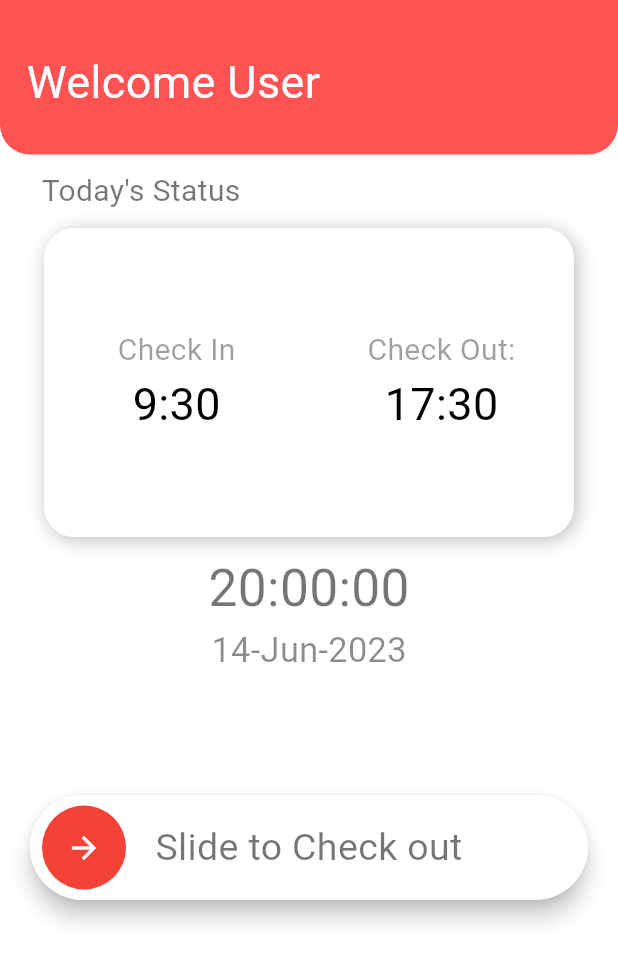
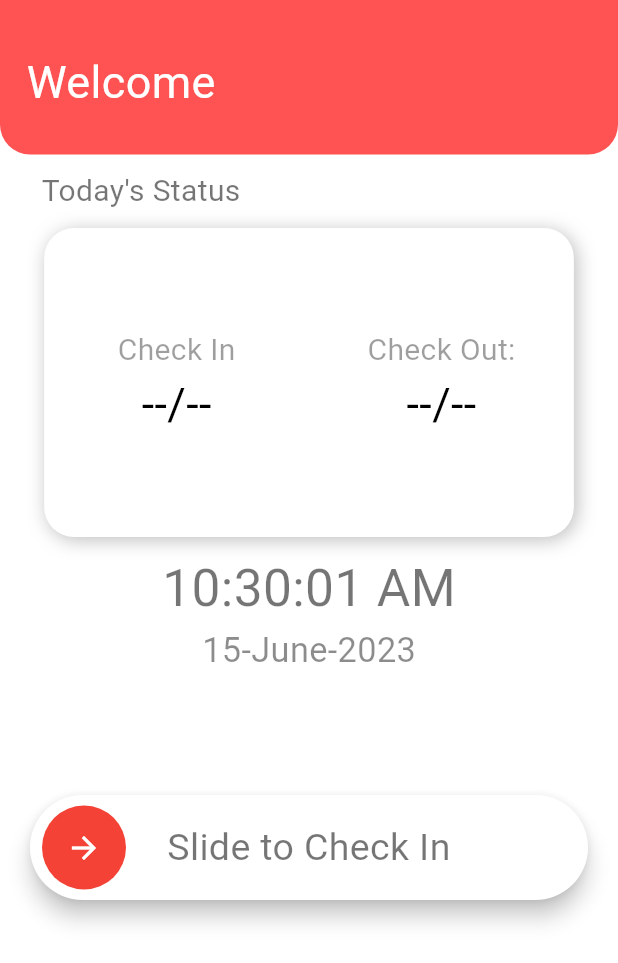
Before and after one commit to Ketan-Goyal/Attendance_marker, a Flutter app: the TodayScreen screen opened directly, on a phone screen of 412 x 824 dp. Shown: the top 963 px of the screen. Run offline on Flutter 3.47's test engine with Material 2 defaults, Android fonts, the phone set to English and light mode, and no system bars; drawn by our look-alikes of slide_to_act; our stand-ins replace cloud_firestore, firebase_auth, firebase_core, shared_preferences; accounts and stored records are empty; Roboto replaces fonts that are missing (TrojanPro_Bold.ttf).

Commit message:
att_back1

```diff
--- a/lib/main.dart
+++ b/lib/main.dart
@@ -1,9 +1,11 @@
+import 'package:attandance_marker/models/user_model.dart';
 import 'package:attandance_marker/screens/att_page.dart';
 import 'package:attandance_marker/screens/auth/login_screen.dart';
 import 'package:attandance_marker/screens/home/home_screen.dart';
 import 'package:attandance_marker/screens/home/today.dart';
 import 'package:attandance_marker/screens/mobile_screen.dart';
 import 'package:attandance_marker/screens/web_screen.dart';
+import 'package:firebase_auth/firebase_auth.dart';
 import 'package:firebase_core/firebase_core.dart';
 import 'package:flutter/material.dart';
 import 'package:shared_preferences/shared_preferences.dart';
@@ -64,6 +66,7 @@ class _AuthCheckState extends State<AuthCheck> {
     try {
       if (sharedPreferences.getString('employeeId') != null) {
         setState(() {
+          UserModel.uid = sharedPreferences.getString('employeeId')!;
           userAvailable = true;
         });
       }
--- a/lib/screens/home/today.dart
+++ b/lib/screens/home/today.dart
@@ -1,6 +1,8 @@
+import 'package:attandance_marker/models/user_model.dart';
+import 'package:cloud_firestore/cloud_firestore.dart';
 import 'package:flutter/material.dart';
+import 'package:intl/intl.dart';
 import 'package:slide_to_act/slide_to_act.dart';
-
 
 class TodayScreen extends StatefulWidget {
   const TodayScreen({super.key});
@@ -9,11 +11,45 @@ class TodayScreen extends StatefulWidget {
 }
 
 class _TodayScreenState extends State<TodayScreen> {
+  String Checkin = "--/--";
+  String Checkout = "--/--";
+
+  @override
+  void initState() {
+    super.initState();
+    _getRecord();
+  }
+
+  void _getRecord() async {
+    try {
+      QuerySnapshot snap = await FirebaseFirestore.instance
+          .collection("users")
+          .where('ID', isEqualTo: UserModel.uid)
+          .get();
+
+      DocumentSnapshot snap2 = await FirebaseFirestore.instance
+          .collection("users")
+          .doc(snap.docs[0].id)
+          .collection("Record")
+          .doc(DateFormat('dd-MMM-yyyy').format(DateTime.now()))
+          .get();
+
+      setState(() {
+        Checkin = snap2['checkin'];
+        Checkout = snap2['checkout'];
+      });
+    } catch (e) {
+      setState(() {
+        Checkin = "--/--";
+        Checkout = "--/--";
+      });
+    }
+  }
 
   @override
   Widget build(BuildContext context) {
-    var width=MediaQuery.of(context).size.width;
-    var height=MediaQuery.of(context).size.height;
+    var width = MediaQuery.of(context).size.width;
+    var height = MediaQuery.of(context).size.height;
     return Scaffold(
       backgroundColor: Colors.white,
       body: Container(
@@ -21,99 +57,191 @@ class _TodayScreenState extends State<TodayScreen> {
           child: Column(
             children: [
               Container(
-                height: height/8,
+                height: height / 8,
                 decoration: BoxDecoration(
                     color: Colors.redAccent.shade200,
-                    borderRadius: BorderRadius.only(bottomLeft: Radius.circular(20),bottomRight: Radius.circular(20))
-
-                ),
+                    borderRadius: BorderRadius.only(
+                        bottomLeft: Radius.circular(20),
+                        bottomRight: Radius.circular(20))),
                 child: Container(
-                  margin: EdgeInsets.only(top:6,left:10),
-                  child: Text(" Welcome User",
+                  margin: EdgeInsets.only(top: 6, left: 10),
+                  child: Text(
+                    " Welcome " + UserModel.uid,
                     style: TextStyle(
                       color: Colors.white,
                       fontSize: 30,
-                      )),
-                  alignment:Alignment.centerLeft ,
                     ),
-
+                  ),
+                  alignment: Alignment.centerLeft,
+                ),
               ),
               Container(
-                margin: EdgeInsets.only(left:width/18,top:10),
+                margin: EdgeInsets.only(left: width / 18, top: 10),
                 child: Text(" Today's Status",
                     style: TextStyle(
                       color: Colors.black54,
                       fontSize: 20,
                     )),
-                alignment:Alignment.centerLeft ,
+                alignment: Alignment.centerLeft,
               ),
-
               Container(
-                margin: EdgeInsets.only(top:10,left: width/14,right:width/14),
-                height: height/4,
+                margin: EdgeInsets.only(
+                    top: 10, left: width / 14, right: width / 14),
+                height: height / 4,
                 decoration: BoxDecoration(
                     color: Colors.white,
                     borderRadius: BorderRadius.circular(20),
-                  boxShadow: [BoxShadow(
+                    boxShadow: [
+                      BoxShadow(
                         color: Colors.black26,
                         blurRadius: 10,
-                    offset: Offset(2,2),
-
-                  ),]
+                        offset: Offset(2, 2),
                       ),
+                    ]),
                 child: Row(
                   children: [
                     Expanded(
                       child: Column(
                         mainAxisAlignment: MainAxisAlignment.center,
                         children: [
-                          Text("Check In",style: TextStyle(fontSize: 20,color: Colors.black38),),
-                          Text("9:30",style: TextStyle(fontSize: 30,fontFamily: 'TrojanPro_Bold.ttf'),),
+                          Text(
+                            "Check In",
+                            style:
+                                TextStyle(fontSize: 20, color: Colors.black38),
+                          ),
+                          Text(
+                            Checkin,
+                            style: TextStyle(
+                                fontSize: 30, fontFamily: 'TrojanPro_Bold.ttf'),
+                          ),
                         ],
                       ),
                     ),
-                    Expanded(child: Column(
+                    Expanded(
+                        child: Column(
                       mainAxisAlignment: MainAxisAlignment.center,
                       children: [
-                        Text("Check Out:",style: TextStyle(fontSize: 20,color: Colors.black38),),
-                        Text("17:30",style: TextStyle(fontSize: 30,fontFamily: 'TrojanPro_Bold.ttf'),),
+                        Text(
+                          "Check Out:",
+                          style: TextStyle(fontSize: 20, color: Colors.black38),
+                        ),
+                        Text(
+                          Checkout,
+                          style: TextStyle(
+                              fontSize: 30, fontFamily: 'TrojanPro_Bold.ttf'),
+                        ),
                       ],
                     )),
                   ],
                 ),
               ),
-              Container(
-                margin: EdgeInsets.only(top:10),
-                child: Text("20:00:00",
+              StreamBuilder(
+                  stream: Stream.periodic(
+                    const Duration(seconds: 1),
+                  ),
+                  builder: (context, snapshot) {
+                    return Container(
+                      margin: EdgeInsets.only(top: 10),
+                      child:
+                          Text(DateFormat('hh:mm:ss a').format(DateTime.now()),
                               style: TextStyle(
                                 color: Colors.black54,
-                      fontSize: width/12,
+                                fontSize: width / 12,
                               )),
-                alignment:Alignment.center ,
-              ),
+                      alignment: Alignment.center,
+                    );
+                  }),
               Container(
-                alignment:Alignment.center,
-                child: Text("14-Jun-2023",
+                alignment: Alignment.center,
+                child: Text(DateFormat('dd-MMMM-yyyy').format(DateTime.now()),
                     style: TextStyle(
                       color: Colors.black45,
-                      fontSize: width/18,
+                      fontSize: width / 18,
                     )),
-
               ),
-              Container(
-                margin: EdgeInsets.only(top:80,left:20,right:20),
-                child: Builder(builder: (context){
-                  final GlobalKey<SlideActionState> key=GlobalKey();
+              Checkout == "--/--"
+                  ? Container(
+                      margin: EdgeInsets.only(
+                          top: 80, left: 20, right: 20, bottom: 10),
+                      child: Builder(builder: (context) {
+                        final GlobalKey<SlideActionState> key = GlobalKey();
                         return SlideAction(
                           innerColor: Colors.red,
                           outerColor: Colors.white,
-                    text: "Slide to Check out",
-                    textStyle: TextStyle(color: Colors.black54,fontSize: 25),
+                          text: Checkin == "--/--"
+                              ? "Slide to Check In"
+                              : "Slide to Check Out",
+                          textStyle:
+                              TextStyle(color: Colors.black54, fontSize: 25),
+                          key: key,
+                          onSubmit: () async {
+                            key.currentState!.reset();
+                            QuerySnapshot snap = await FirebaseFirestore
+                                .instance
+                                .collection("users")
+                                .where('ID', isEqualTo: UserModel.uid)
+                                .get();
 
+                            DocumentSnapshot snap2 = await FirebaseFirestore
+                                .instance
+                                .collection("users")
+                                .doc(snap.docs[0].id)
+                                .collection("Record")
+                                .doc(DateFormat('dd-MMM-yyyy')
+                                    .format(DateTime.now()))
+                                .get();
+
+                            try {
+                              String CheckIN = snap2['checkin'];
+                              print(snap2['checkin']);
+
+                              await FirebaseFirestore.instance
+                                  .collection("users")
+                                  .doc(snap.docs[0].id)
+                                  .collection("Record")
+                                  .doc(DateFormat('dd-MMM-yyyy')
+                                      .format(DateTime.now()))
+                                  .set({
+                                'checkin': CheckIN,
+                                'checkout':
+                                    DateFormat('hh:mm').format(DateTime.now())
+                              });
+                              setState(() {
+                                Checkout =
+                                    DateFormat('hh:mm').format(DateTime.now());
+                              });
+                            } catch (e) {
+                              setState(() {
+                                Checkin =
+                                    DateFormat('hh:mm').format(DateTime.now());
+                              });
+                              await FirebaseFirestore.instance
+                                  .collection("users")
+                                  .doc(snap.docs[0].id)
+                                  .collection("Record")
+                                  .doc(DateFormat('dd-MMM-yyyy')
+                                      .format(DateTime.now()))
+                                  .set({
+                                'checkin':
+                                    DateFormat('hh:mm').format(DateTime.now())
+                              });
+                            }
+                          },
                         );
-                }
+                      }),
+                    )
+                  : Container(
+                      margin: EdgeInsets.only(
+                          top: 80, left: width / 10, right: width / 10),
+                      child: Center(
+                        child: Text(
+                          "YOU HAVE ALREADY CHECKED OUT\nTHANKS!",
+                          style: TextStyle(
+                            fontSize: width / 20,
                           ),
-              )
+                        ),
+                      ),
+                    ),
             ],
           ),
         ),
--- a/pubspec.yaml
+++ b/pubspec.yaml
@@ -38,6 +38,7 @@ dependencies:
   cloud_firestore: ^4.8.1
   firebase_storage: any
   shared_preferences: ^2.1.2
+  intl: ^0.18.1
 
 
 
```
Also changed, not shown: lib/models/user_model.dart (+5 -25 lines), pubspec.lock, 1 other file. Lines whose indentation alone changed are shown as unchanged.
